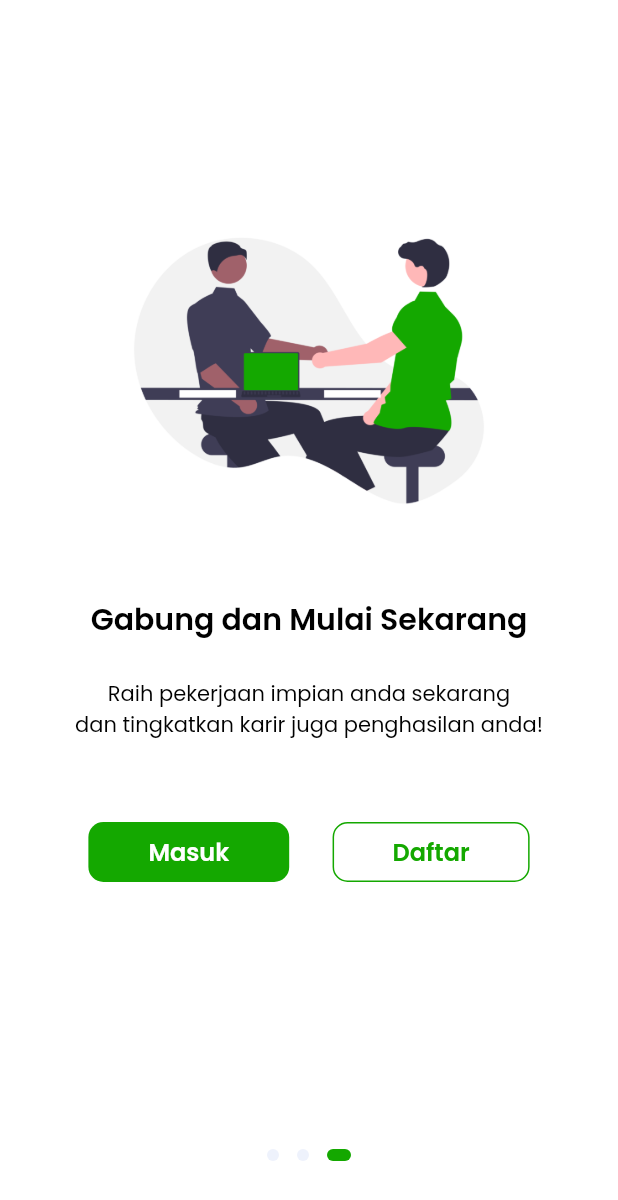
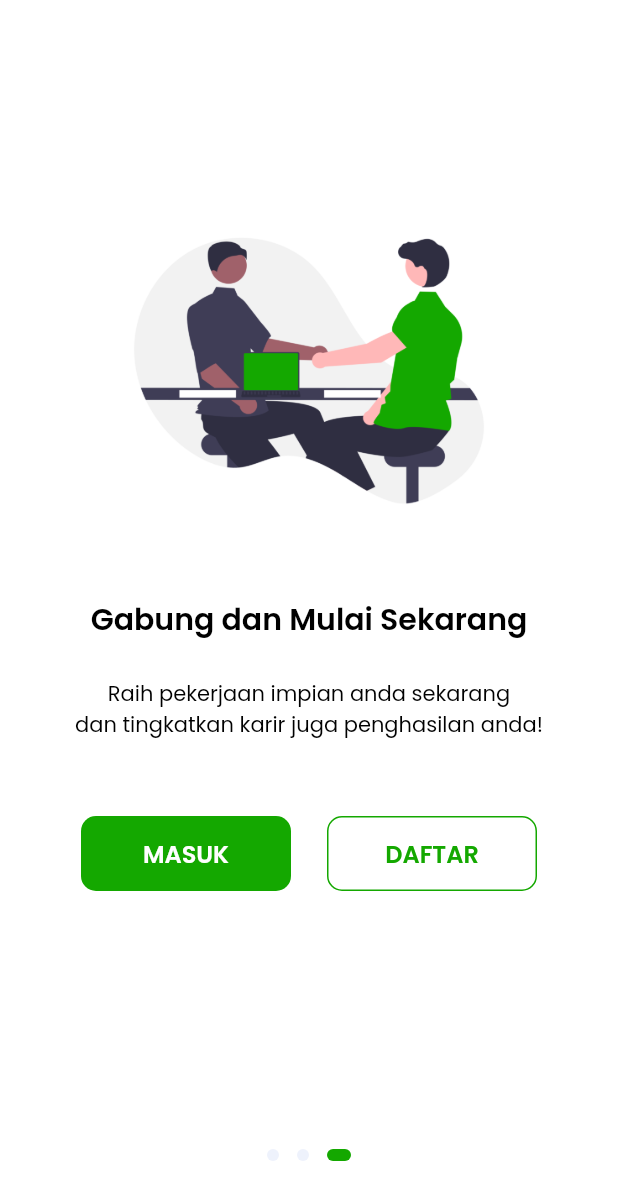
Before and after one commit to HarunNurahman/ghawe, a Flutter app: the screen it shows after launch, swiped to page 3, on a phone screen of 412 x 824 dp. Shown: the top 1200 px of the screen. Run offline on Flutter 3.47's test engine with Material 2 defaults, Android fonts, the phone set to English and light mode, and no system bars; drawn by our look-alikes of introduction_screen; our stand-ins replace get, google_fonts.

Commit message:
Button revision

```diff
--- a/lib/pages/onboarding_page.dart
+++ b/lib/pages/onboarding_page.dart
@@ -103,52 +103,45 @@ class _OnBoardingPageState extends State<OnBoardingPage> {
             footer: Row(
               mainAxisAlignment: MainAxisAlignment.spaceEvenly,
               children: [
-                TextButton(
-                  onPressed: () {},
-                  style: TextButton.styleFrom(
-                    padding: const EdgeInsets.symmetric(
-                      vertical: 8,
-                      horizontal: 40,
+                Container(
+                  width: 140,
+                  height: 50,
+                  decoration: BoxDecoration(
+                    borderRadius: BorderRadius.circular(defaultRadius),
+                    color: kPrimaryColor,
                   ),
-                    backgroundColor: kPrimaryColor,
-                    splashFactory: NoSplash.splashFactory,
-                    shape: RoundedRectangleBorder(
-                      borderRadius: BorderRadius.circular(defaultRadius),
-                    ),
-                  ),
+                  child: Center(
                     child: Text(
-                    'Masuk',
+                      'Masuk'.toUpperCase(),
                       style: whiteTextStyle.copyWith(
                         fontSize: 16,
                         fontWeight: semiBold,
                       ),
                     ),
                   ),
-                TextButton(
-                  onPressed: () {},
-                  style: TextButton.styleFrom(
-                    padding: const EdgeInsets.symmetric(
-                      vertical: 8,
-                      horizontal: 40,
                 ),
-                    backgroundColor: kWhiteColor,
-                    splashFactory: NoSplash.splashFactory,
-                    shape: RoundedRectangleBorder(
+                Container(
+                  width: 140,
+                  height: 50,
+                  decoration: BoxDecoration(
                     borderRadius: BorderRadius.circular(defaultRadius),
-                      side: BorderSide(
+                    border: Border.all(
                       width: 1,
                       color: kPrimaryColor,
                     ),
+                    color: kWhiteColor,
+
                   ),
-                  ),
+                  child: Center(
                     child: Text(
-                    'Daftar',
+                      'Daftar'.toUpperCase(),
                       style: primaryTextStyle.copyWith(
                         fontSize: 16,
                         fontWeight: semiBold,
                       ),
                     ),
-                )
+                  ),
+                ),
               ],
             ),
           )
```
Lines whose indentation alone changed are shown as unchanged.
